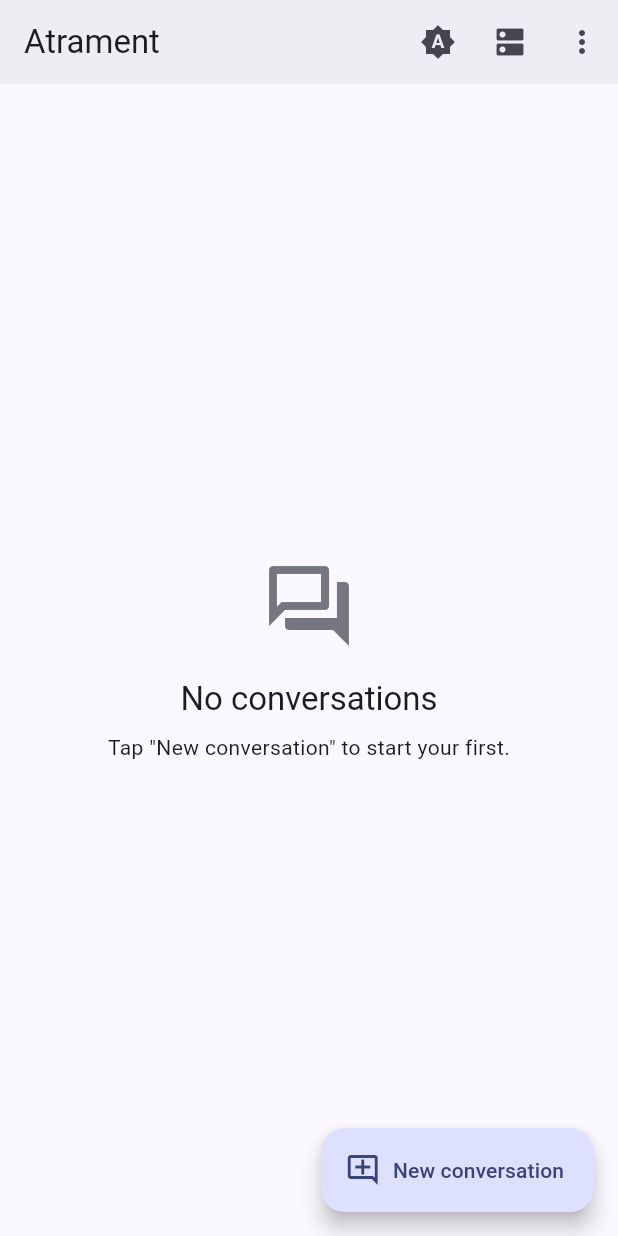
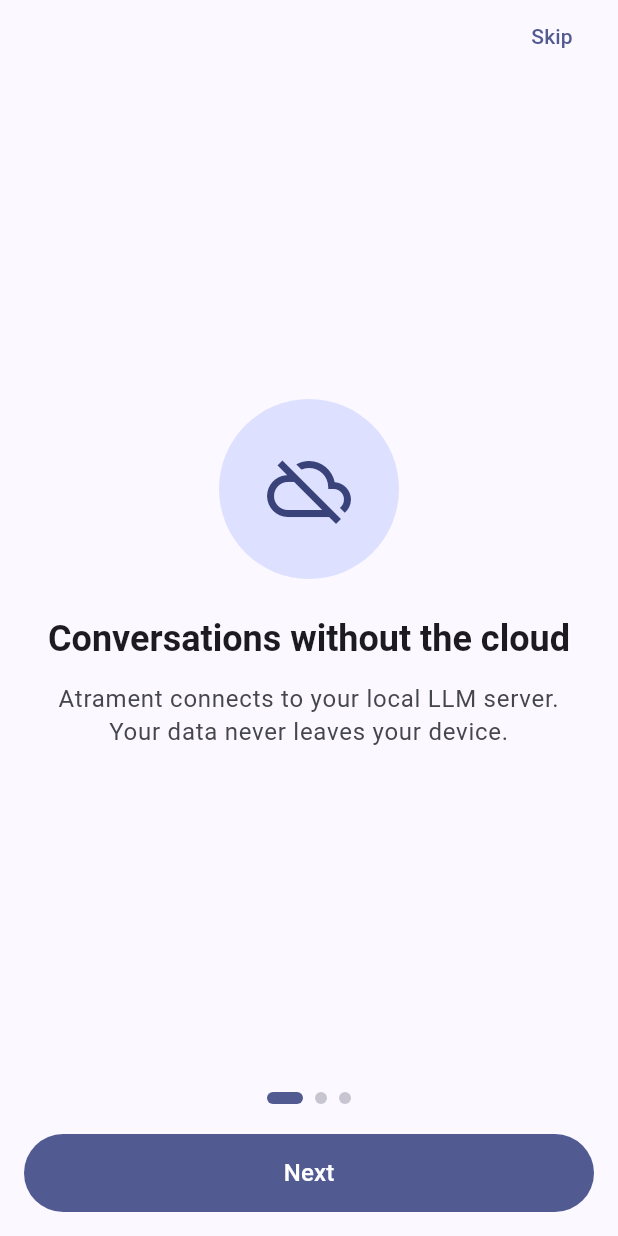
Before and after one commit to Daivista/atrament-app, a Flutter app: the screen it shows after launch, on a phone screen of 412 x 824 dp. Run offline on Flutter 3.47's test engine with Material 3 defaults, Android fonts, the phone set to English and light mode, and no system bars; our stand-ins replace dio, drift, flutter_riverpod, flutter_secure_storage, freezed_annotation, package_info_plus and 3 more; missing offline and left inert: gpt_markdown, re_highlight, sqlite3; accounts and stored records are empty; generated files the repository leaves out were written again.

Commit message:
Day 8 Session H: Onboarding 3 slajdy. NEW lib/features/onboarding/presentation/onboarding_screen.dart with PageView, AnimatedOpacity Skip, AnimatedContainer page indicators, FilledButton CTA. main.dart async with SharedPreferences flag 'hasSeenOnboarding' decides initialRoute. 9 new i18n keys (3 titles, 3 bodies, skip/next/start). Privacy/Control/Easy-start positioning.

```diff
--- /dev/null
+++ b/lib/features/onboarding/presentation/onboarding_screen.dart
@@ -0,0 +1,207 @@
+import 'package:flutter/material.dart';
+import 'package:shared_preferences/shared_preferences.dart';
+import '../../../core/theme.dart';
+import '../../../l10n/app_localizations.dart';
+
+/// Pierwszy startup flow — 3 slajdy prezentujące core values Atramentu:
+/// 1. Privacy (lokalny serwer, brak chmury)
+/// 2. Control (model + parametry + reasoning)
+/// 3. Easy start (CTA do dodania serwera)
+///
+/// Pokazywany TYLKO raz — flag `hasSeenOnboarding` w SharedPreferences
+/// blokuje powtórne pokazanie. Skip i Get started oba ustawiają flag.
+///
+/// Po complete: pushReplacementNamed('/') — usuwa onboarding z stack
+/// żeby Back z chats_list nie wracał do onboardingu.
+class OnboardingScreen extends StatefulWidget {
+  const OnboardingScreen({super.key});
+
+  @override
+  State<OnboardingScreen> createState() => _OnboardingScreenState();
+}
+
+class _OnboardingScreenState extends State<OnboardingScreen> {
+  final _pageController = PageController();
+  int _currentPage = 0;
+  static const _totalPages = 3;
+
+  @override
+  void dispose() {
+    _pageController.dispose();
+    super.dispose();
+  }
+
+  Future<void> _completeOnboarding() async {
+    // Ustaw flag w SharedPreferences. Drugie uruchomienie aplikacji
+    // odczyta flag w main() i pominie OnboardingScreen.
+    final prefs = await SharedPreferences.getInstance();
+    await prefs.setBool('hasSeenOnboarding', true);
+    if (!mounted) return;
+    // pushReplacementNamed (nie pushNamed) — usuwa onboarding z navigation
+    // stack żeby Back z chats_list nie wracał do onboardingu.
+    Navigator.of(context).pushReplacementNamed('/');
+  }
+
+  void _onNext() {
+    if (_currentPage < _totalPages - 1) {
+      _pageController.nextPage(
+        duration: const Duration(milliseconds: 300),
+        curve: Curves.easeInOut,
+      );
+    } else {
+      _completeOnboarding();
+    }
+  }
+
+  @override
+  Widget build(BuildContext context) {
+    final loc = AppLocalizations.of(context);
+    final isLastPage = _currentPage == _totalPages - 1;
+    return Scaffold(
+      body: SafeArea(
+        child: Column(
+          children: [
+            // Skip button — top right, ukryty na ostatnim slajdzie
+            // (na ostatnim CTA już jest "Rozpocznij" więc Skip byłby zbędny).
+            SizedBox(
+              height: 48,
+              child: Align(
+                alignment: Alignment.centerRight,
+                child: Padding(
+                  padding: const EdgeInsets.symmetric(horizontal: Spacing.md),
+                  child: AnimatedOpacity(
+                    opacity: isLastPage ? 0 : 1,
+                    duration: const Duration(milliseconds: 200),
+                    child: TextButton(
+                      onPressed: isLastPage ? null : _completeOnboarding,
+                      child: Text(loc.onboardingSkip),
+                    ),
+                  ),
+                ),
+              ),
+            ),
+            // PageView z 3 slajdami
+            Expanded(
+              child: PageView(
+                controller: _pageController,
+                onPageChanged: (i) => setState(() => _currentPage = i),
+                children: [
+                  _OnboardingPage(
+                    icon: Icons.cloud_off_outlined,
+                    title: loc.onboardingPage1Title,
+                    body: loc.onboardingPage1Body,
+                  ),
+                  _OnboardingPage(
+                    icon: Icons.tune,
+                    title: loc.onboardingPage2Title,
+                    body: loc.onboardingPage2Body,
+                  ),
+                  _OnboardingPage(
+                    icon: Icons.rocket_launch_outlined,
+                    title: loc.onboardingPage3Title,
+                    body: loc.onboardingPage3Body,
+                  ),
+                ],
+              ),
+            ),
+            // Page indicators — kropki które wskazują aktualną stronę
+            Padding(
+              padding: const EdgeInsets.symmetric(vertical: Spacing.md),
+              child: Row(
+                mainAxisAlignment: MainAxisAlignment.center,
+                children: List.generate(_totalPages, (i) {
+                  final isActive = i == _currentPage;
+                  return AnimatedContainer(
+                    duration: const Duration(milliseconds: 200),
+                    margin: const EdgeInsets.symmetric(horizontal: 4),
+                    width: isActive ? 24 : 8,
+                    height: 8,
+                    decoration: BoxDecoration(
+                      color: isActive
+                          ? Theme.of(context).colorScheme.primary
+                          : Theme.of(context).colorScheme.outlineVariant,
+                      borderRadius: BorderRadius.circular(4),
+                    ),
+                  );
+                }),
+              ),
+            ),
+            // CTA button — "Dalej" dla slajdów 1-2, "Rozpocznij" dla 3
+            Padding(
+              padding: const EdgeInsets.fromLTRB(
+                Spacing.lg,
+                Spacing.sm,
+                Spacing.lg,
+                Spacing.lg,
+              ),
+              child: SizedBox(
+                width: double.infinity,
+                height: 52,
+                child: FilledButton(
+                  onPressed: _onNext,
+                  child: Text(
+                    isLastPage ? loc.onboardingStart : loc.onboardingNext,
+                    style: const TextStyle(fontSize: 16),
+                  ),
+                ),
+              ),
+            ),
+          ],
+        ),
+      ),
+    );
+  }
+}
+
+class _OnboardingPage extends StatelessWidget {
+  final IconData icon;
+  final String title;
+  final String body;
+
+  const _OnboardingPage({
+    required this.icon,
+    required this.title,
+    required this.body,
+  });
+
+  @override
+  Widget build(BuildContext context) {
+    final cs = Theme.of(context).colorScheme;
+    return Padding(
+      padding: const EdgeInsets.symmetric(horizontal: Spacing.xl),
+      child: Column(
+        mainAxisAlignment: MainAxisAlignment.center,
+        children: [
+          // Ikona w circle container z primaryContainer background. Material 3
+          // konwencja: ikona w surface tonal container, nie raw icon.
+          Container(
+            width: 120,
+            height: 120,
+            decoration: BoxDecoration(
+              color: cs.primaryContainer,
+              shape: BoxShape.circle,
+            ),
+            child: Icon(icon, size: 56, color: cs.onPrimaryContainer),
+          ),
+          const SizedBox(height: Spacing.xl),
+          Text(
+            title,
+            style: Theme.of(context).textTheme.headlineSmall?.copyWith(
+              fontWeight: FontWeight.w600,
+            ),
+            textAlign: TextAlign.center,
+          ),
+          const SizedBox(height: Spacing.md),
+          Text(
+            body,
+            style: Theme.of(context).textTheme.bodyLarge?.copyWith(
+              color: cs.onSurfaceVariant,
+              height: 1.4,
+            ),
+            textAlign: TextAlign.center,
+          ),
+        ],
+      ),
+    );
+  }
+}
--- a/lib/l10n/app_en.arb
+++ b/lib/l10n/app_en.arb
@@ -167,5 +167,15 @@
         "type": "String"
       }
     }
-  }
+  },
+
+  "onboardingSkip": "Skip",
+  "onboardingNext": "Next",
+  "onboardingStart": "Get started",
+  "onboardingPage1Title": "Conversations without the cloud",
+  "onboardingPage1Body": "Atrament connects to your local LLM server. Your data never leaves your device.",
+  "onboardingPage2Title": "Full control",
+  "onboardingPage2Body": "Choose your model, tune parameters, peek into how the model thinks. Everything you need.",
+  "onboardingPage3Title": "Let's start",
+  "onboardingPage3Body": "Add your LM Studio or Ollama server, choose a model, and start chatting."
 }
--- a/lib/l10n/app_localizations.dart
+++ b/lib/l10n/app_localizations.dart
@@ -236,7 +236,7 @@
   /// **'Raportuj odpowiedź'**
   String get chatReportResponse;
 
-  /// Pozycja w PopupMenu bańki ostatniej assistant message (Sesja G) — wywołuje regenerację odpowiedzi. Replace approach: stara message znika, nowa generuje się dla tego samego user pytania używając obecnych parametrów
+  /// Pozycja w PopupMenu bańki ostatniej assistant message (Sesja G)
   ///
   /// In pl, this message translates to:
   /// **'Regeneruj'**
@@ -788,13 +788,13 @@
   /// **'Testowa awaria wywołana — zobacz sekcję Awarie'**
   String get diagnosticsTestCrashTriggered;
 
-  /// Tytuł ReportResponseDialog — modal raportujący niewłaściwą odpowiedź modelu
+  /// Tytuł ReportResponseDialog
   ///
   /// In pl, this message translates to:
   /// **'Zgłoś problem z odpowiedzią'**
   String get reportResponseTitle;
 
-  /// Wstęp dialogu — wyjaśnia że nic nie idzie automatycznie, świadomy opt-in user'a
+  /// Wstęp dialogu
   ///
   /// In pl, this message translates to:
   /// **'Twój raport pomoże ulepszyć aplikację. NIC nie zostanie wysłane automatycznie — wybierzesz sam komu udostępnić (email, schowek, itp).'**
@@ -806,31 +806,31 @@
   /// **'Kategoria:'**
   String get reportResponseCategoryLabel;
 
-  /// Kategoria: fakt nieprawdziwy, halucynacja
+  /// Kategoria: fakt nieprawdziwy
   ///
   /// In pl, this message translates to:
   /// **'Nieprawdziwe info'**
   String get reportCategoryInaccurate;
 
-  /// Kategoria: odpowiedź nie pasuje do pytania
+  /// Kategoria: off-topic
   ///
   /// In pl, this message translates to:
   /// **'Nie na temat'**
   String get reportCategoryOffTopic;
 
-  /// Kategoria: treść toksyczna lub niebezpieczna
+  /// Kategoria: toxic
   ///
   /// In pl, this message translates to:
   /// **'Toksyczne / niebezpieczne'**
   String get reportCategoryUnsafe;
 
-  /// Kategoria: urwana, zbyt krótka, niegramatyczna
+  /// Kategoria: poor quality
   ///
   /// In pl, this message translates to:
   /// **'Złej jakości'**
   String get reportCategoryPoorQuality;
 
-  /// Kategoria: inna przyczyna nie pasująca do pozostałych
+  /// Kategoria: inne
   ///
   /// In pl, this message translates to:
   /// **'Inne'**
@@ -860,7 +860,7 @@
   /// **'Twoja kategoria i komentarz, twoje pytanie, raportowana odpowiedź modelu, parametry rozmowy, model, system prompt (jeśli był) oraz ostatnie 20 entries logów technicznych. Klucze API i inne rozmowy NIE są dołączane.'**
   String get reportResponseDisclaimerContent;
 
-  /// Przycisk submit — otwiera share intent
+  /// Przycisk submit
   ///
   /// In pl, this message translates to:
   /// **'Udostępnij'**
@@ -877,6 +877,60 @@
   /// In pl, this message translates to:
   /// **'Nie udało się udostępnić raportu: {error}'**
   String reportResponseShareError(String error);
+
+  /// Sesja H: TextButton w prawym górnym rogu OnboardingScreen — pomija onboarding i ustawia flag hasSeenOnboarding=true. Ukryty na ostatnim slajdzie (CTA tam jest 'Rozpocznij').
+  ///
+  /// In pl, this message translates to:
+  /// **'Pomiń'**
+  String get onboardingSkip;
+
+  /// Sesja H: CTA button na dole OnboardingScreen dla slajdów 1-2. Przenosi do następnego slajdu.
+  ///
+  /// In pl, this message translates to:
+  /// **'Dalej'**
+  String get onboardingNext;
+
+  /// Sesja H: CTA button na dole ostatniego slajdu. Ustawia flag i pushReplacementNamed('/').
+  ///
+  /// In pl, this message translates to:
+  /// **'Rozpocznij'**
+  String get onboardingStart;
+
+  /// Sesja H slajd 1 — privacy positioning. Najmocniejsza pozycja konkurencyjna Atramentu wg manifestu.
+  ///
+  /// In pl, this message translates to:
+  /// **'Rozmowy bez chmury'**
+  String get onboardingPage1Title;
+
+  /// Sesja H slajd 1 body — kategoryczne 'nigdy' jest świadome (Data Safety form po Sesji D deklaruje 'no data collected').
+  ///
+  /// In pl, this message translates to:
+  /// **'Atrament łączy się z lokalnym serwerem LLM na twoim komputerze. Twoje dane nigdy nie opuszczają urządzenia.'**
+  String get onboardingPage1Body;
+
+  /// Sesja H slajd 2 — power features (parametry A1/A2 + reasoning F).
+  ///
+  /// In pl, this message translates to:
+  /// **'Pełna kontrola'**
+  String get onboardingPage2Title;
+
+  /// Sesja H slajd 2 body — 'podejrzyj' sugeruje 'zobacz coś czego zwykle nie widać' (reasoning UI).
+  ///
+  /// In pl, this message translates to:
+  /// **'Wybierz model, dostosuj parametry, podejrzyj proces myślowy. Wszystko czego potrzebujesz.'**
+  String get onboardingPage2Body;
+
+  /// Sesja H slajd 3 — quick start CTA.
+  ///
+  /// In pl, this message translates to:
+  /// **'Zaczynamy'**
+  String get onboardingPage3Title;
+
+  /// Sesja H slajd 3 body — konkretne nazwy serwerów (LM Studio, Ollama) bo to są target users.
+  ///
+  /// In pl, this message translates to:
+  /// **'Dodaj swój serwer LM Studio lub Ollama, wybierz model i zacznij rozmowę.'**
+  String get onboardingPage3Body;
 }
 
 class _AppLocalizationsDelegate
--- a/lib/l10n/app_localizations_en.dart
+++ b/lib/l10n/app_localizations_en.dart
@@ -443,4 +443,34 @@
   String reportResponseShareError(String error) {
     return 'Failed to share report: $error';
   }
+
+  @override
+  String get onboardingSkip => 'Skip';
+
+  @override
+  String get onboardingNext => 'Next';
+
+  @override
+  String get onboardingStart => 'Get started';
+
+  @override
+  String get onboardingPage1Title => 'Conversations without the cloud';
+
+  @override
+  String get onboardingPage1Body =>
+      'Atrament connects to your local LLM server. Your data never leaves your device.';
+
+  @override
+  String get onboardingPage2Title => 'Full control';
+
+  @override
+  String get onboardingPage2Body =>
+      'Choose your model, tune parameters, peek into how the model thinks. Everything you need.';
+
+  @override
+  String get onboardingPage3Title => 'Let\'s start';
+
+  @override
+  String get onboardingPage3Body =>
+      'Add your LM Studio or Ollama server, choose a model, and start chatting.';
 }
--- a/lib/main.dart
+++ b/lib/main.dart
@@ -2,32 +2,24 @@
 import 'package:flutter/material.dart';
 import 'package:flutter_localizations/flutter_localizations.dart';
 import 'package:flutter_riverpod/flutter_riverpod.dart';
+import 'package:shared_preferences/shared_preferences.dart';
 import 'package:atrament_app/core/logging/log_buffer.dart';
 import 'package:atrament_app/core/providers/theme_mode_provider.dart';
 import 'package:atrament_app/core/theme.dart';
 import 'package:atrament_app/features/chat/presentation/chat_screen.dart';
 import 'package:atrament_app/features/chat/presentation/chats_list_screen.dart';
+import 'package:atrament_app/features/onboarding/presentation/onboarding_screen.dart';
 import 'package:atrament_app/l10n/app_localizations.dart';
 
-void main() {
+Future<void> main() async {
   // Inicjalizacja bindings przed ustawieniem global error handlers — wymagane
   // by FlutterError i PlatformDispatcher były gotowe.
   WidgetsFlutterBinding.ensureInitialized();
 
   // ──────────────────────────────────────────────────────────────────────────
-  // Global error handlers — łapią unhandled exceptions i routują do LogBuffer
-  // jako crash entries. User zobaczy je w Diagnostyka → Awarie i może
-  // świadomie wysłać przez share intent (Opcja A z Sesji D: lokalne crash
-  // logging z opcją wysłania, zgodne z positioning "brak telemetrii").
-  //
-  // Dwa handlery są potrzebne razem:
-  // - FlutterError.onError: synchronous errors z Flutter framework
-  //   (widgets, render pipeline, gestures)
-  // - PlatformDispatcher.onError: asynchronous errors poza Flutter framework
-  //   (Dart isolate-level uncaught exceptions, async errors)
-  //
-  // Auto-redaction w LogBuffer._add() filtruje wrażliwe wzorce ZANIM zapisze,
-  // więc nawet stack trace zawierający URL z credentials zostanie zredagowany.
+  // Global error handlers (Sesja D) — łapią unhandled exceptions i routują
+  // do LogBuffer jako crash entries. User zobaczy je w Diagnostyka → Awarie
+  // i może świadomie wysłać przez share intent.
   // ──────────────────────────────────────────────────────────────────────────
 
   FlutterError.onError = (FlutterErrorDetails details) {
@@ -37,23 +29,42 @@
       'Context: ${details.context}\n'
       'Stack:\n${details.stack}',
     );
-    // Zachowaj oryginalne zachowanie Flutter (czerwone screen w debug,
-    // print do konsoli debug) — handler dodaje LogBuffer, nie zastępuje.
     FlutterError.presentError(details);
   };
 
   PlatformDispatcher.instance.onError = (error, stack) {
     LogBuffer().crash('PlatformError: $error\nStack:\n$stack');
-    // Return true = error marked as handled (zapobiega crashom appki gdy to
-    // możliwe). False zostawiłoby Dart runtime przewrócić appkę.
     return true;
   };
 
-  runApp(const ProviderScope(child: AtramentApp()));
+  // ──────────────────────────────────────────────────────────────────────────
+  // Sesja H — onboarding flow check. Pierwsze uruchomienie aplikacji =
+  // hasSeenOnboarding flag jest null (default false), więc app startuje
+  // od /onboarding. Po skip lub Get started OnboardingScreen ustawia flag
+  // na true i pushReplacementNamed('/'). Drugie uruchomienie czyta true,
+  // initialRoute = '/' (ChatsListScreen) — onboarding pomijany.
+  //
+  // SharedPreferences.getInstance() jest szybkie (<10ms), więc async
+  // bootstrap nie wprowadza zauważalnego boot time delay.
+  // ──────────────────────────────────────────────────────────────────────────
+
+  final prefs = await SharedPreferences.getInstance();
+  final hasSeenOnboarding = prefs.getBool('hasSeenOnboarding') ?? false;
+  LogBuffer().info(
+    'app',
+    'Bootstrap: hasSeenOnboarding=$hasSeenOnboarding',
+  );
+
+  runApp(
+    ProviderScope(
+      child: AtramentApp(skipOnboarding: hasSeenOnboarding),
+    ),
+  );
 }
 
 class AtramentApp extends ConsumerWidget {
-  const AtramentApp({super.key});
+  final bool skipOnboarding;
+  const AtramentApp({super.key, required this.skipOnboarding});
 
   @override
   Widget build(BuildContext context, WidgetRef ref) {
@@ -63,7 +74,6 @@
       theme: AppTheme.light(),
       darkTheme: AppTheme.dark(),
       themeMode: themeMode,
-      // i18n: PL gdy system PL, else EN. Sekcja 7.9 manifestu.
       localizationsDelegates: const [
         AppLocalizations.delegate,
         GlobalMaterialLocalizations.delegate,
@@ -75,10 +85,13 @@
         if (deviceLocale?.languageCode == 'pl') return const Locale('pl');
         return const Locale('en');
       },
-      // Routing: '/' = lista, '/chat' = czat. Profile-flow nadal na
-      // MaterialPageRoute z chats_list — tracked TODO przy refactorze profile.
-      initialRoute: '/',
+      // Sesja H: initial route zależy od flag onboardingu. Jeśli user widział
+      // onboarding (flag=true) → start od ChatsListScreen. Jeśli nie → start
+      // od OnboardingScreen, który po complete robi pushReplacementNamed('/')
+      // żeby usunąć onboarding z navigation stack.
+      initialRoute: skipOnboarding ? '/' : '/onboarding',
       routes: {
+        '/onboarding': (_) => const OnboardingScreen(),
         '/': (_) => const ChatsListScreen(),
         '/chat': (_) => const ChatScreen(),
       },
```
Also changed, not shown: lib/l10n/app_localizations_pl.dart (+30 -0 lines), lib/l10n/app_pl.arb (+46 -9 lines).
